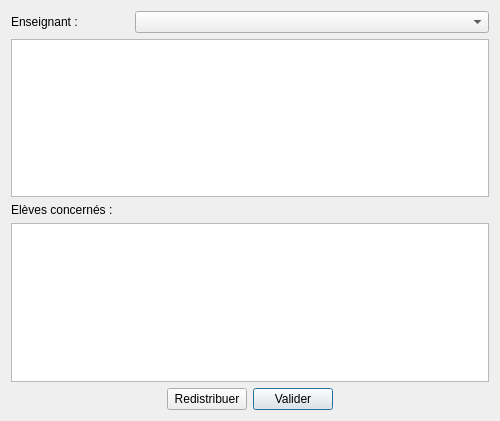
Old version of the form managers/lastchanges.ui in the repository ThFeneuil/KholloAutoQt.
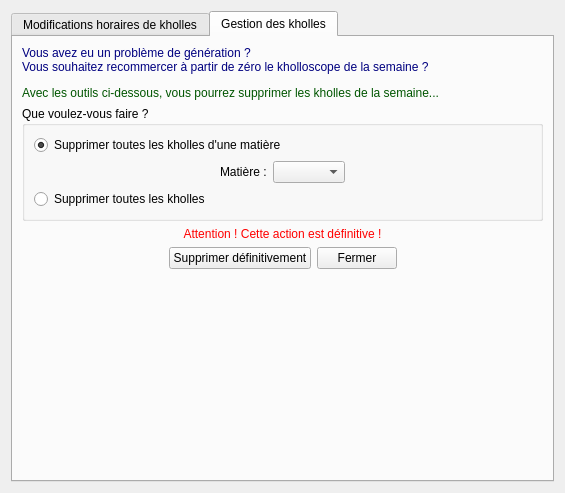
New version of the form. The open tabs and pages were chosen to show the change.

Commit message:
Suppression Kholles dans Outils de dépannage
Ajout de la fonctionnalité pour supprimer des kholles dans les outils de
dépannage.
La fonctionnalité concernant l'échange d'horaires de kholles n'est pas
encore finie.

```diff
--- a/managers/lastchanges.ui
+++ b/managers/lastchanges.ui
@@ -7,15 +7,25 @@
     <x>0</x>
     <y>0</y>
     <width>500</width>
-    <height>421</height>
+    <height>493</height>
    </rect>
   </property>
   <property name="windowTitle">
    <string>Outil de dépannage</string>
   </property>
-  <layout class="QVBoxLayout" name="verticalLayout" stretch="0,0,0,0,0">
+  <layout class="QVBoxLayout" name="verticalLayout" stretch="0">
    <item>
-    <layout class="QHBoxLayout" name="horizontalLayout" stretch="1,3">
+    <widget class="QTabWidget" name="tabWidget">
+     <property name="currentIndex">
+      <number>0</number>
+     </property>
+     <widget class="QWidget" name="tab">
+      <attribute name="title">
+       <string>Modifications horaires de kholles</string>
+      </attribute>
+      <layout class="QVBoxLayout" name="verticalLayout_2">
+       <item>
+        <layout class="QHBoxLayout" name="horizontalLayout" stretch="0,3">
      <item>
       <widget class="QLabel" name="label">
        <property name="text">
@@ -29,7 +39,14 @@
     </layout>
    </item>
    <item>
-    <widget class="QListWidget" name="list_timeslots"/>
+        <widget class="QListWidget" name="list_timeslots">
+         <property name="maximumSize">
+          <size>
+           <width>16777215</width>
+           <height>150</height>
+          </size>
+         </property>
+        </widget>
    </item>
    <item>
     <widget class="QLabel" name="label_2">
@@ -39,7 +56,58 @@
     </widget>
    </item>
    <item>
-    <widget class="QListWidget" name="list_students"/>
+        <widget class="QTableWidget" name="tableWidget_student">
+         <property name="sizeAdjustPolicy">
+          <enum>QAbstractScrollArea::AdjustToContents</enum>
+         </property>
+         <property name="editTriggers">
+          <set>QAbstractItemView::NoEditTriggers</set>
+         </property>
+         <property name="alternatingRowColors">
+          <bool>true</bool>
+         </property>
+         <property name="selectionMode">
+          <enum>QAbstractItemView::NoSelection</enum>
+         </property>
+         <property name="showGrid">
+          <bool>false</bool>
+         </property>
+         <attribute name="horizontalHeaderVisible">
+          <bool>false</bool>
+         </attribute>
+         <attribute name="horizontalHeaderCascadingSectionResizes">
+          <bool>true</bool>
+         </attribute>
+         <attribute name="horizontalHeaderStretchLastSection">
+          <bool>true</bool>
+         </attribute>
+         <attribute name="verticalHeaderVisible">
+          <bool>false</bool>
+         </attribute>
+         <column>
+          <property name="text">
+           <string>Elève</string>
+          </property>
+         </column>
+         <column>
+          <property name="text">
+           <string>Commentaire</string>
+          </property>
+         </column>
+        </widget>
+       </item>
+       <item>
+        <widget class="QLabel" name="label_3">
+         <property name="minimumSize">
+          <size>
+           <width>0</width>
+           <height>30</height>
+          </size>
+         </property>
+         <property name="text">
+          <string>&lt;html&gt;&lt;head/&gt;&lt;body&gt;&lt;p&gt;&lt;span style=&quot; font-style:italic; color:#ff0000;&quot;&gt;Les élèves avec une erreur perdront leur kholle lors de la validation de l'échange des horaires.&lt;br/&gt;Double-cliquer sur un élève pour forcer l'enregistrement de sa kholle malgré son emploi du temps.&lt;/span&gt;&lt;/p&gt;&lt;/body&gt;&lt;/html&gt;</string>
+         </property>
+        </widget>
    </item>
    <item>
     <layout class="QHBoxLayout" name="horizontalLayout_2">
@@ -57,17 +125,7 @@
       </spacer>
      </item>
      <item>
-      <widget class="QPushButton" name="pushButton_distribute">
-       <property name="text">
-        <string>Redistribuer</string>
-       </property>
-       <property name="autoDefault">
-        <bool>false</bool>
-       </property>
-      </widget>
-     </item>
-     <item>
-      <widget class="QPushButton" name="pushButton_apply">
+          <widget class="QPushButton" name="pushButton_valid">
        <property name="text">
         <string>Valider</string>
        </property>
@@ -89,6 +147,161 @@
     </layout>
    </item>
   </layout>
+      <zorder>label</zorder>
+      <zorder></zorder>
+      <zorder>list_timeslots</zorder>
+      <zorder>label_2</zorder>
+      <zorder>tableWidget_student</zorder>
+      <zorder>label_3</zorder>
+      <zorder></zorder>
+     </widget>
+     <widget class="QWidget" name="tab_2">
+      <attribute name="title">
+       <string>Gestion des kholles</string>
+      </attribute>
+      <layout class="QVBoxLayout" name="verticalLayout_3">
+       <item>
+        <widget class="QLabel" name="label_4">
+         <property name="text">
+          <string>&lt;html&gt;&lt;head/&gt;&lt;body&gt;&lt;p&gt;&lt;span style=&quot; color:#00007f;&quot;&gt;Vous avez eu un problème de génération ?&lt;br/&gt;Vous souhaitez recommercer à partir de zéro le kholloscope de la semaine ?&lt;/span&gt;&lt;/p&gt;&lt;p&gt;&lt;span style=&quot; color:#005500;&quot;&gt;Avec les outils ci-dessous, vous pourrez supprimer les kholles de la semaine...&lt;/span&gt;&lt;/p&gt;&lt;/body&gt;&lt;/html&gt;</string>
+         </property>
+        </widget>
+       </item>
+       <item>
+        <widget class="QGroupBox" name="groupBox">
+         <property name="title">
+          <string>Que voulez-vous faire ?</string>
+         </property>
+         <layout class="QVBoxLayout" name="verticalLayout_4">
+          <item>
+           <widget class="QRadioButton" name="radioButton_subject">
+            <property name="text">
+             <string>Supprimer toutes les kholles d'une matière</string>
+            </property>
+            <property name="checked">
+             <bool>true</bool>
+            </property>
+           </widget>
+          </item>
+          <item>
+           <layout class="QHBoxLayout" name="horizontalLayout_3">
+            <item>
+             <spacer name="horizontalSpacer_3">
+              <property name="orientation">
+               <enum>Qt::Horizontal</enum>
+              </property>
+              <property name="sizeHint" stdset="0">
+               <size>
+                <width>40</width>
+                <height>20</height>
+               </size>
+              </property>
+             </spacer>
+            </item>
+            <item>
+             <widget class="QLabel" name="label_5">
+              <property name="text">
+               <string>Matière :</string>
+              </property>
+             </widget>
+            </item>
+            <item>
+             <widget class="QComboBox" name="comboBox_subjects"/>
+            </item>
+            <item>
+             <spacer name="horizontalSpacer_4">
+              <property name="orientation">
+               <enum>Qt::Horizontal</enum>
+              </property>
+              <property name="sizeHint" stdset="0">
+               <size>
+                <width>40</width>
+                <height>20</height>
+               </size>
+              </property>
+             </spacer>
+            </item>
+           </layout>
+          </item>
+          <item>
+           <widget class="QRadioButton" name="radioButton_all">
+            <property name="text">
+             <string>Supprimer toutes les kholles</string>
+            </property>
+           </widget>
+          </item>
+         </layout>
+        </widget>
+       </item>
+       <item>
+        <widget class="QLabel" name="label_6">
+         <property name="text">
+          <string>&lt;html&gt;&lt;head/&gt;&lt;body&gt;&lt;p align=&quot;center&quot;&gt;&lt;span style=&quot; color:#ff0000;&quot;&gt;Attention ! Cette action est définitive !&lt;/span&gt;&lt;/p&gt;&lt;/body&gt;&lt;/html&gt;</string>
+         </property>
+        </widget>
+       </item>
+       <item>
+        <layout class="QHBoxLayout" name="horizontalLayout_5">
+         <item>
+          <spacer name="horizontalSpacer_5">
+           <property name="orientation">
+            <enum>Qt::Horizontal</enum>
+           </property>
+           <property name="sizeHint" stdset="0">
+            <size>
+             <width>40</width>
+             <height>20</height>
+            </size>
+           </property>
+          </spacer>
+         </item>
+         <item>
+          <widget class="QPushButton" name="pushButton_delete">
+           <property name="text">
+            <string>Supprimer définitivement</string>
+           </property>
+          </widget>
+         </item>
+         <item>
+          <widget class="QPushButton" name="pushButton_close_2">
+           <property name="text">
+            <string>Fermer</string>
+           </property>
+          </widget>
+         </item>
+         <item>
+          <spacer name="horizontalSpacer_6">
+           <property name="orientation">
+            <enum>Qt::Horizontal</enum>
+           </property>
+           <property name="sizeHint" stdset="0">
+            <size>
+             <width>40</width>
+             <height>20</height>
+            </size>
+           </property>
+          </spacer>
+         </item>
+        </layout>
+       </item>
+       <item>
+        <spacer name="verticalSpacer">
+         <property name="orientation">
+          <enum>Qt::Vertical</enum>
+         </property>
+         <property name="sizeHint" stdset="0">
+          <size>
+           <width>20</width>
+           <height>40</height>
+          </size>
+         </property>
+        </spacer>
+       </item>
+      </layout>
+     </widget>
+    </widget>
+   </item>
+  </layout>
  </widget>
  <resources/>
  <connections/>
```
Left out of the diff: 59 changed lines with no effect on the pictures. Lines whose indentation alone changed are shown as unchanged. The commit also changes 8 other files.
